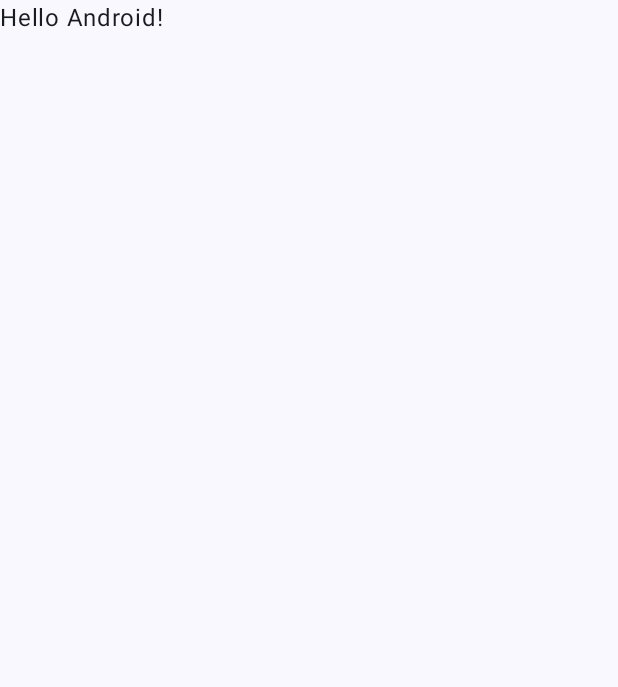
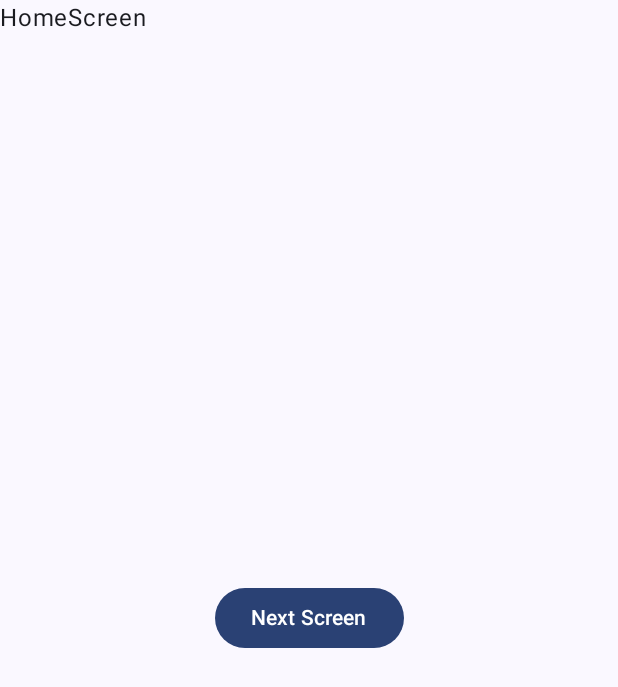
Before and after one commit to MichaelHungLJ/savingsquadsfrontend, an Android app built with Jetpack Compose: the screen it shows after launch (MainActivity), on a phone screen of 412 x 824 dp. Before the commit the part shown is almost empty. Shown: the top 687 px of the screen. Run offline under Robolectric (Android 15) with nearby library versions, the phone set to English and light mode, and no system bars.

Commit message:
Basic navigation set up and screens

```diff
--- a/app/build.gradle.kts
+++ b/app/build.gradle.kts
@@ -51,6 +51,10 @@ android {
 
 dependencies {
 
+    val nav_version = "2.7.5"
+
+    implementation("androidx.navigation:navigation-compose:$nav_version")
+
     implementation("androidx.core:core-ktx:1.9.0")
     implementation("androidx.lifecycle:lifecycle-runtime-ktx:2.6.2")
     implementation("androidx.activity:activity-compose:1.8.1")
--- a/app/src/main/java/com/example/savingsquadsfrontend/MainActivity.kt
+++ b/app/src/main/java/com/example/savingsquadsfrontend/MainActivity.kt
@@ -10,6 +10,14 @@ import androidx.compose.material3.Text
 import androidx.compose.runtime.Composable
 import androidx.compose.ui.Modifier
 import androidx.compose.ui.tooling.preview.Preview
+import androidx.navigation.compose.NavHost
+import androidx.navigation.compose.composable
+import androidx.navigation.compose.rememberNavController
+import com.example.savingsquadsfrontend.screens.CartScreen
+import com.example.savingsquadsfrontend.screens.HomeScreen
+import com.example.savingsquadsfrontend.screens.RestaurantScreen
+import com.example.savingsquadsfrontend.screens.VoucherRedemptionScreen
+import com.example.savingsquadsfrontend.screens.VoucherSelectionScreen
 import com.example.savingsquadsfrontend.ui.theme.SavingsquadsfrontendTheme
 
 class MainActivity : ComponentActivity() {
@@ -22,25 +30,54 @@ class MainActivity : ComponentActivity() {
                     modifier = Modifier.fillMaxSize(),
                     color = MaterialTheme.colorScheme.background
                 ) {
-                    Greeting("Android")
+                    VoucherApp()
                 }
             }
         }
     }
 }
-
-@Composable
-fun Greeting(name: String, modifier: Modifier = Modifier) {
-    Text(
-        text = "Hello $name!",
-        modifier = modifier
-    )
-}
-
 @Preview(showBackground = true)
 @Composable
 fun GreetingPreview() {
     SavingsquadsfrontendTheme {
-        Greeting("Android")
+        Surface(
+            modifier = Modifier.fillMaxSize(),
+            color = MaterialTheme.colorScheme.background
+        ) {
+            VoucherApp()
+        }
     }
 }
+
+@Composable
+fun VoucherApp() {
+    val navController = rememberNavController()
+
+
+    NavHost(navController = navController, startDestination = "HomeScreen") {
+
+        composable("HomeScreen") {
+            HomeScreen(navController = navController)
+        }
+
+        composable("RestaurantScreen") {
+            RestaurantScreen(navController = navController)
+        }
+
+        composable("CartScreen") {
+            CartScreen(navController = navController)
+        }
+
+        composable("VoucherRedemptionScreen") {
+            VoucherRedemptionScreen(navController = navController)
+        }
+
+        composable("VoucherSelectionScreen") {
+            VoucherSelectionScreen(navController = navController)
+        }
+
+
+    }
+
+
+}
--- /dev/null
+++ b/app/src/main/java/com/example/savingsquadsfrontend/screens/HomeScreen.kt
@@ -0,0 +1,47 @@
+package com.example.savingsquadsfrontend.screens
+
+import androidx.compose.foundation.layout.fillMaxSize
+import androidx.compose.foundation.layout.wrapContentSize
+import androidx.compose.material3.Button
+import androidx.compose.material3.MaterialTheme
+import androidx.compose.material3.Surface
+import androidx.compose.material3.Text
+import androidx.compose.runtime.Composable
+import androidx.compose.ui.Modifier
+import androidx.compose.ui.platform.LocalContext
+import androidx.compose.ui.tooling.preview.Preview
+import androidx.navigation.NavController
+import com.example.savingsquadsfrontend.ui.theme.SavingsquadsfrontendTheme
+
+@Composable
+fun HomeScreen(navController: NavController) {
+    Text(
+        text = "HomeScreen",
+        modifier = Modifier
+    )
+    Button(
+        modifier = Modifier.wrapContentSize(),
+        onClick = { navController.navigate("RestaurantScreen") }
+    ) {
+        Text(text = "Next Screen")
+    }
+}
+
+
+@Preview(showBackground = true)
+@Composable
+fun HomeScreenPreview() {
+
+    val fakeContext = LocalContext.current
+    val fakeNavController = NavController(fakeContext)
+
+    SavingsquadsfrontendTheme {
+        // A surface container using the 'background' color from the theme
+        Surface(
+            modifier = Modifier.fillMaxSize(),
+            color = MaterialTheme.colorScheme.background
+        ) {
+            HomeScreen(fakeNavController)
+        }
+    }
+}
```
Also changed, not shown: app/src/main/java/com/example/savingsquadsfrontend/screens/CartScreen.kt (added, +47 -0 lines), app/src/main/java/com/example/savingsquadsfrontend/screens/RestaurantScreen.kt (added, +48 -0 lines), app/src/main/java/com/example/savingsquadsfrontend/screens/VoucherRedemptionScreen.kt (added, +50 -0 lines), app/src/main/java/com/example/savingsquadsfrontend/screens/VoucherSelectionScreen.kt (added, +48 -0 lines), app/src/main/java/com/example/savingsquadsfrontend/ui/theme/Color.kt (line endings or trailing spaces), app/src/main/java/com/example/savingsquadsfrontend/ui/theme/Theme.kt (line endings or trailing spaces), app/src/main/java/com/example/savingsquadsfrontend/ui/theme/Type.kt (line endings or trailing spaces).
